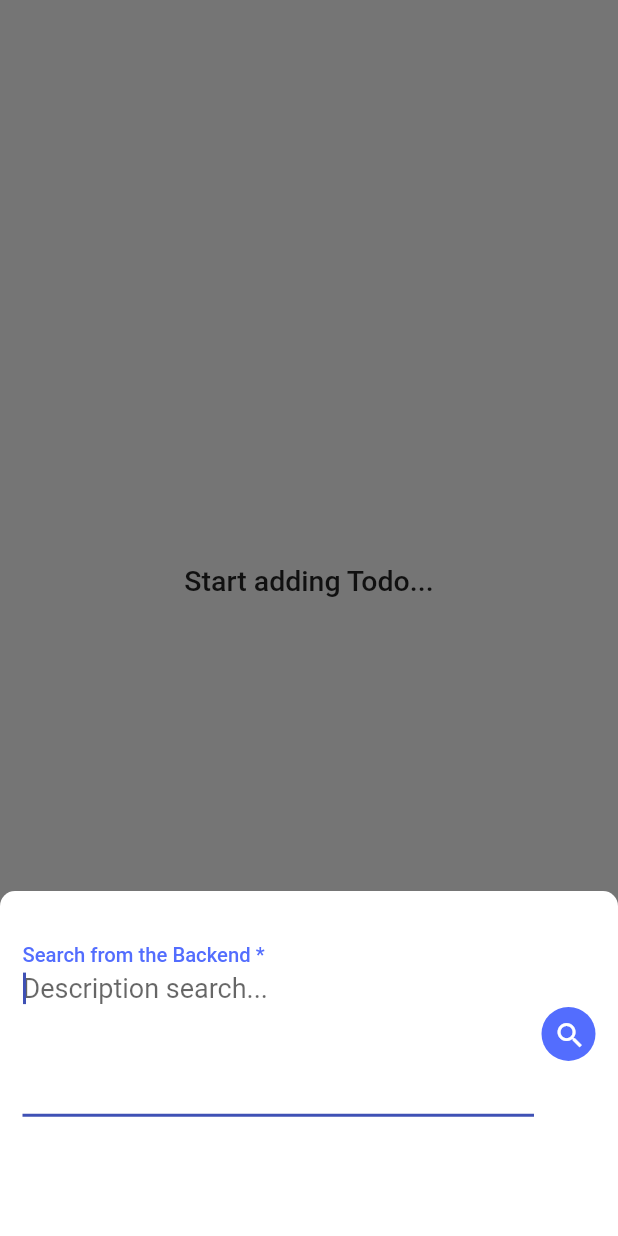
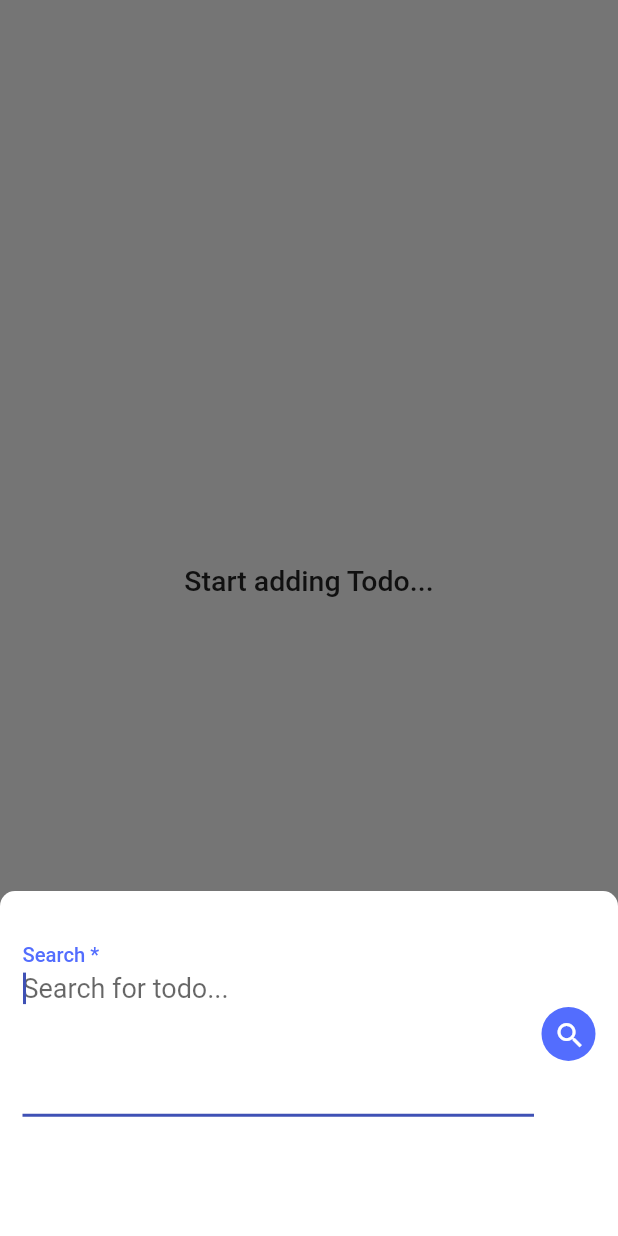
Before and after one commit to vaygeth89/reactive_flutter_todo_database_app, a Flutter app: the screen it shows after launch, after a tap on the "search" icon, on a phone screen of 412 x 824 dp. Run offline on Flutter 3.47's test engine with Material 2 defaults, Android fonts, the phone set to English and light mode, and no system bars; our stand-ins replace sqflite; accounts and stored records are empty; Roboto replaces fonts that are missing (RobotoMono).

```diff
--- a/lib/bloc/todo_bloc.dart
+++ b/lib/bloc/todo_bloc.dart
@@ -10,7 +10,7 @@ class TodoBloc {
 
   //Stream controller is the 'Admin' that manages
   //the state of our stream of data like adding
-  //new data, transform/change the state of the stream
+  //new data, change the state of the stream
   //and broadcast it to observers/subscribers
   final _todoController = StreamController<List<Todo>>.broadcast();
 
@@ -21,7 +21,7 @@ class TodoBloc {
   }
 
   getTodos({String query}) async {
-    //sink the dart way of adding data reactively to the stream
+    //sink is a way of adding data reactively to the stream
     //by registering a new event (stream transformation)
     _todoController.sink.add(await _todoRepository.getAllTodos(query: query));
   }
--- a/lib/ui/home_page.dart
+++ b/lib/ui/home_page.dart
@@ -43,7 +43,7 @@ class HomePage extends StatelessWidget {
               children: <Widget>[
                 IconButton(
                     icon: Icon(
-                      Icons.refresh,
+                      Icons.menu,
                       color: Colors.indigoAccent,
                       size: 28,
                     ),
@@ -55,6 +55,7 @@ class HomePage extends StatelessWidget {
                   child: Text(
                     "Todo",
                     style: TextStyle(
+                        color: Colors.black,
                         fontWeight: FontWeight.w600,
                         fontFamily: 'RobotoMono',
                         fontStyle: FontStyle.normal,
@@ -92,7 +93,7 @@ class HomePage extends StatelessWidget {
             child: Icon(
               Icons.add,
               size: 32,
-              color: Colors.tealAccent,
+              color: Colors.indigoAccent,
             ),
           ),
         ));
@@ -225,8 +226,8 @@ class HomePage extends StatelessWidget {
                                   fontSize: 18, fontWeight: FontWeight.w400),
                               autofocus: true,
                               decoration: const InputDecoration(
-                                hintText: 'Description search...',
-                                labelText: 'Search from the Backend *',
+                                hintText: 'Search for todo...',
+                                labelText: 'Search *',
                                 labelStyle: TextStyle(
                                     color: Colors.indigoAccent,
                                     fontWeight: FontWeight.w500),
```
